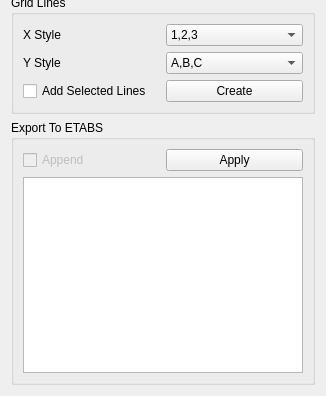
Old version of the form widgets/define/create_axes_from_dxf.ui in the repository ebrahimraeyat/civilTools; both pictures show x 0 to 326 and y 266 to 662 of the 326 by 662 pixel window.
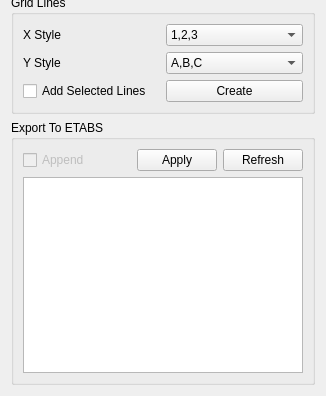
New version of the form. Icons and pictures are not drawn.

Diff of the .ui file:
```diff
--- a/widgets/define/create_axes_from_dxf.ui
+++ b/widgets/define/create_axes_from_dxf.ui
@@ -253,8 +253,11 @@
       <string>Export To ETABS</string>
      </property>
      <layout class="QGridLayout" name="gridLayout_3">
-      <item row="0" column="1">
+      <item row="0" column="2">
        <widget class="QPushButton" name="export_to_etabs">
+        <property name="enabled">
+         <bool>true</bool>
+        </property>
         <property name="text">
          <string>Apply</string>
         </property>
@@ -280,7 +283,27 @@
         </property>
        </widget>
       </item>
-      <item row="1" column="0" colspan="2">
+      <item row="0" column="3">
+       <widget class="QPushButton" name="referesh">
+        <property name="enabled">
+         <bool>true</bool>
+        </property>
+        <property name="text">
+         <string>Refresh</string>
+        </property>
+        <property name="icon">
+         <iconset resource="../../civiltools.qrc">
+          <normaloff>:/civiltools/images/referesh.svg</normaloff>:/civiltools/images/referesh.svg</iconset>
+        </property>
+        <property name="iconSize">
+         <size>
+          <width>40</width>
+          <height>40</height>
+         </size>
+        </property>
+       </widget>
+      </item>
+      <item row="1" column="0" colspan="4">
        <widget class="QListWidget" name="levels_list"/>
       </item>
      </layout>
```
Left out of the diff: 6 changed lines with no effect on the pictures.
